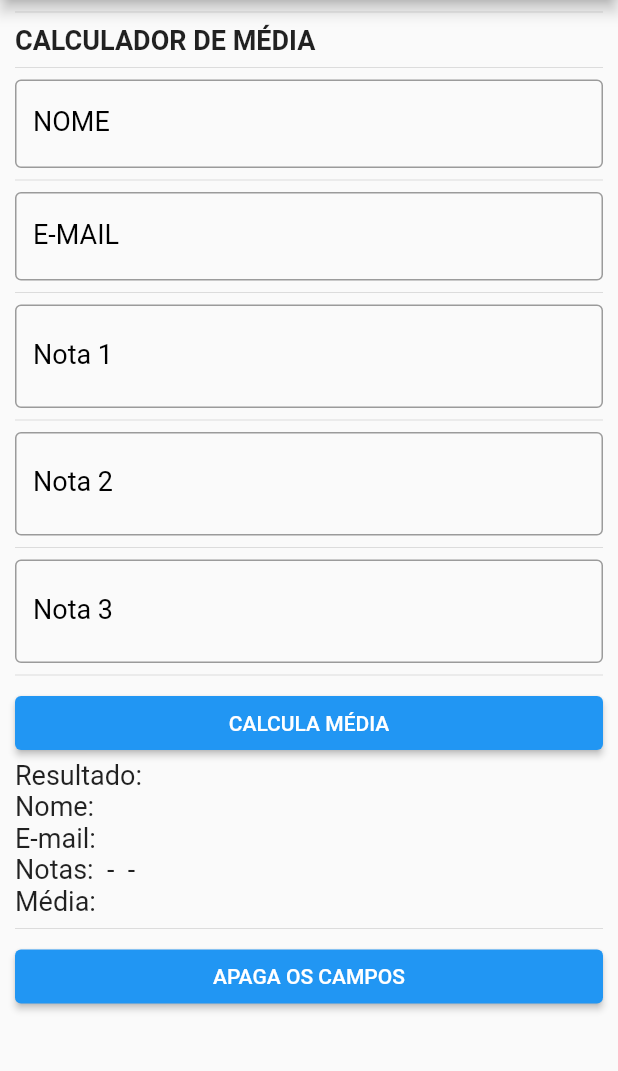
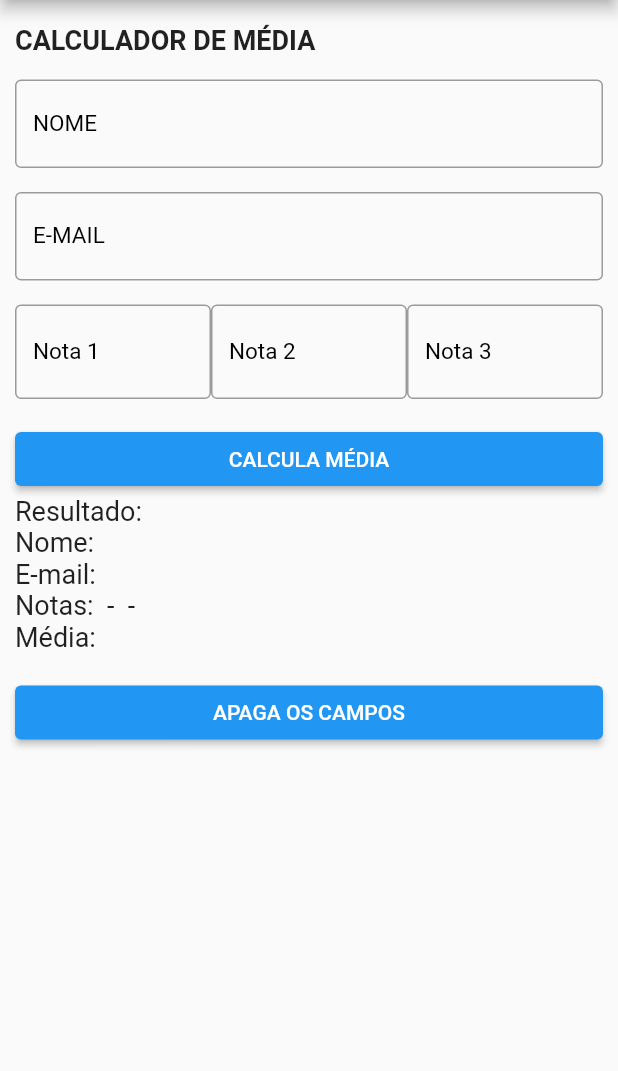
Before and after one commit to gelsonmoraes/calculadora_de_media, a Flutter app: the screen it shows after launch, on a phone screen of 412 x 824 dp, the part 84-1155 px from its top. Run offline on Flutter 3.47's test engine with Material 2 defaults, Android fonts, the phone set to English and light mode, and no system bars.

Commit message:
Atividade concluida

```diff
--- a/tarefa_final_dpm_2021_2/lib/home.dart
+++ b/tarefa_final_dpm_2021_2/lib/home.dart
@@ -18,7 +18,6 @@ class _HomeState extends State<Home> {
 
     GlobalKey<FormState> _formKey = GlobalKey<FormState>();
 
-    String _infoText = "Informe as notas!";
     double nota1 = 0.0;
     double nota2 = 0.0;
     double nota3 = 0.0;
@@ -32,10 +31,9 @@ class _HomeState extends State<Home> {
         double nota2 = double.parse(nota2Controller.text);
         double nota3 = double.parse(nota3Controller.text);
         double media = (nota1 + nota2 + nota3) / 3;
-        mediaController.text = media.toString();
+        mediaController.text = media.toStringAsPrecision(3);
       });
     }
-
 
     void _limpaCampos(){
       nota1Controller.text = "";
@@ -46,7 +44,6 @@ class _HomeState extends State<Home> {
       mediaController.text = "";
 
       setState(() {
-        _infoText = "Informe seus dados!";
         _formKey = GlobalKey<FormState>();
       });
     }
@@ -65,21 +62,20 @@ class _HomeState extends State<Home> {
           child: Column(
             crossAxisAlignment: CrossAxisAlignment.stretch,
             children: <Widget>[
-                Divider(),
+                Divider(color: Colors.transparent),
                 Text("CALCULADOR DE MÉDIA", style:
                   TextStyle(fontSize: 18.0, fontWeight: FontWeight.bold,),
                   textAlign: TextAlign.left,
                 ),
-                Divider(),
+                Divider(color: Colors.transparent),
                 TextFormField(
                       controller: nomeController,
-                      obscureText: true,
                       decoration: InputDecoration(
                         border: OutlineInputBorder(),
                         labelText: 'NOME',
                         labelStyle: TextStyle(
                         color: Colors.black,
-                        fontSize: 18.0,
+                        fontSize: 15.0,
                 ),
                 ),
                   validator: (value){
@@ -88,15 +84,14 @@ class _HomeState extends State<Home> {
                     }
                   }
                 ),
-                Divider(),
+                Divider(color: Colors.transparent),
                 TextFormField(
-                      obscureText: true,
                       decoration: InputDecoration(
                         border: OutlineInputBorder(),
                         labelText: 'E-MAIL',
                         labelStyle: TextStyle(
                         color: Colors.black,
-                        fontSize: 18.0,
+                        fontSize: 15.0,
                 ),
                       ),
                       controller: emailController,
@@ -105,20 +100,23 @@ class _HomeState extends State<Home> {
                       return "Digite o e-mail do Aluno!";
                     }
                   }
-                ),
-                Divider(),
-                  TextFormField(
+              ),
+              Divider(color: Colors.transparent),
+              Row(
+                mainAxisAlignment: MainAxisAlignment.spaceAround,
+                children: <Widget>[
+                  Flexible(child: TextFormField(
               keyboardType: TextInputType.number,
               decoration: InputDecoration(
                 border: OutlineInputBorder(),
                 labelText: "Nota 1",
                 labelStyle: TextStyle(
                   color: Colors.black,
-                  fontSize: 18.0,
+                  fontSize: 15.0,
                 ),
               ),
               textAlign: TextAlign.center,
-              style: TextStyle(color: Colors.black, fontSize: 25.0),
+              style: TextStyle(color: Colors.black, fontSize: 20.0),
               controller: nota1Controller,
               validator: (value){
                 if(value!.isEmpty){
@@ -126,19 +124,19 @@ class _HomeState extends State<Home> {
                 }
               },
             ),
-                  Divider(),
-                  TextFormField(
+            ),
+            Flexible(child: TextFormField(
               keyboardType: TextInputType.number,
               decoration: InputDecoration(
                 border: OutlineInputBorder(),
                 labelText: "Nota 2",
                 labelStyle: TextStyle(
                   color: Colors.black,
-                  fontSize: 18.0,
+                  fontSize: 15.0,
                 ),
               ),
               textAlign: TextAlign.center,
-              style: TextStyle(color: Colors.black, fontSize: 25.0),
+              style: TextStyle(color: Colors.black, fontSize: 20.0),
               controller: nota2Controller,
               validator: (value){
                 if(value!.isEmpty){
@@ -146,19 +144,19 @@ class _HomeState extends State<Home> {
                 }
               },
             ),
-                  Divider(),
-                  TextFormField(
+            ),
+            Flexible(child: TextFormField(
               keyboardType: TextInputType.number,
               decoration: InputDecoration(
                 border: OutlineInputBorder(),
                 labelText: "Nota 3",
                 labelStyle: TextStyle(
                   color: Colors.black,
-                  fontSize: 18.0,
+                  fontSize: 15.0,
                 ),
               ),
               textAlign: TextAlign.center,
-              style: TextStyle(color: Colors.black, fontSize: 25.0),
+              style: TextStyle(color: Colors.black, fontSize: 20.0),
               controller: nota3Controller,
               validator: (value){
                 if(value!.isEmpty){
@@ -166,7 +164,10 @@ class _HomeState extends State<Home> {
                 }
               },
             ),
-              Divider(),
+            ),
+                ],
+              ),
+              Divider(color: Colors.transparent),
               ElevatedButton(onPressed: (){
                 if(_formKey.currentState!.validate()){
                   _calculaMedia();
@@ -189,7 +190,7 @@ class _HomeState extends State<Home> {
               Text("Média: " + mediaController.text,
                 style: TextStyle(fontSize: 18.0,),
                   textAlign: TextAlign.left,),
-              Divider(),
+              Divider(color: Colors.transparent),
               ElevatedButton(onPressed: (){
                 if(_formKey.currentState!.validate()){
                   _limpaCampos();
```
